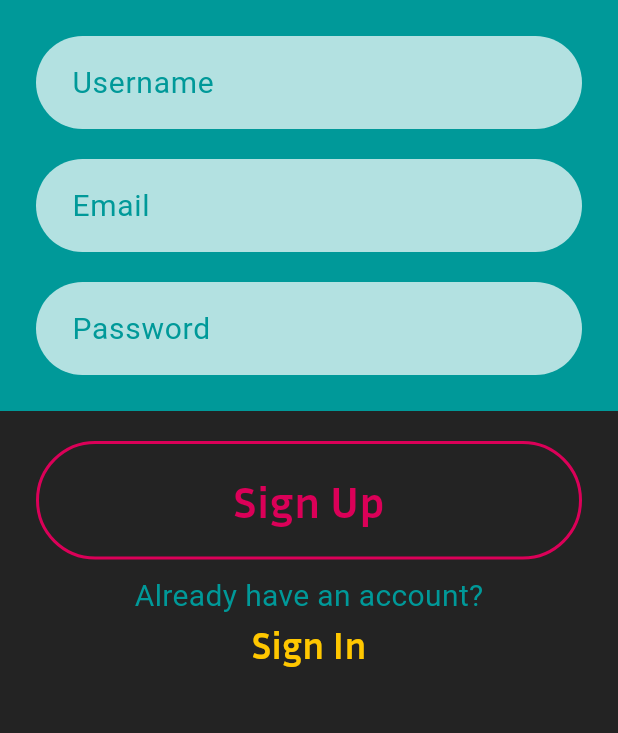
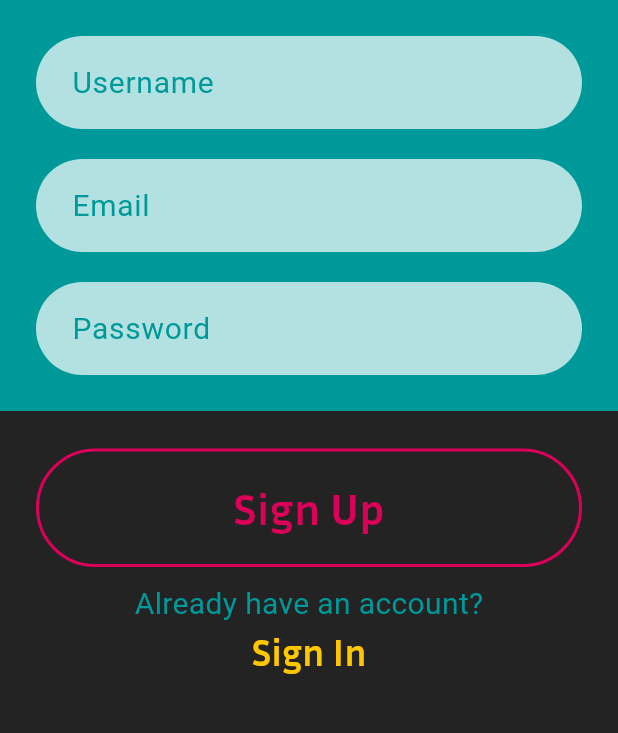
Before and after one commit to hahalex/coofit, a Flutter app: the screen it shows after launch, after a tap on "Sign In", after a tap on "Sign Up", on a phone screen of 412 x 824 dp, the part 462-1195 px from its top. Run offline on Flutter 3.47's test engine with Material 3 defaults, Android fonts, the phone set to English and light mode, and no system bars; our stand-ins replace email_validator, flutter_secure_storage, sqflite; accounts and stored records are empty; Roboto replaces fonts that are missing (InriaSans-Bold).

Commit message:
v0.6.5 also some design

```diff
--- a/lib/pages/auth/login_page.dart
+++ b/lib/pages/auth/login_page.dart
@@ -131,7 +131,7 @@ class _LoginPageState extends State<LoginPage> {
                 ),
               ),
 
-              const SizedBox(height: 50),
+              const SizedBox(height: 80),
 
               Padding(
                 padding: const EdgeInsets.symmetric(horizontal: 24.0),
--- a/lib/pages/auth/register_page.dart
+++ b/lib/pages/auth/register_page.dart
@@ -156,7 +156,7 @@ class _RegisterPageState extends State<RegisterPage> {
               ),
             ),
 
-            const SizedBox(height: 20),
+            const SizedBox(height: 25),
 
             // Кнопка Sign Up
             Padding(
```
